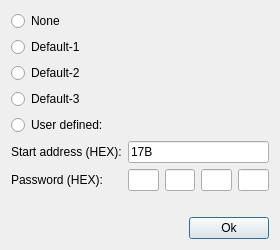
Qt form dialogpass.ui (bigbigmdm/SFP-Master) before a commit.
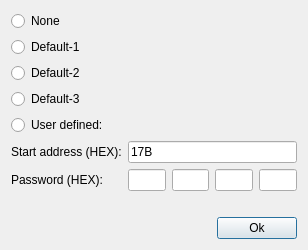
The same form after that commit. Icons and pictures are not drawn.

Diff of the .ui file:
```diff
--- a/dialogpass.ui
+++ b/dialogpass.ui
@@ -6,13 +6,13 @@
    <rect>
     <x>0</x>
     <y>0</y>
-    <width>280</width>
+    <width>308</width>
     <height>250</height>
    </rect>
   </property>
   <property name="minimumSize">
    <size>
-    <width>280</width>
+    <width>308</width>
     <height>0</height>
    </size>
   </property>
```
